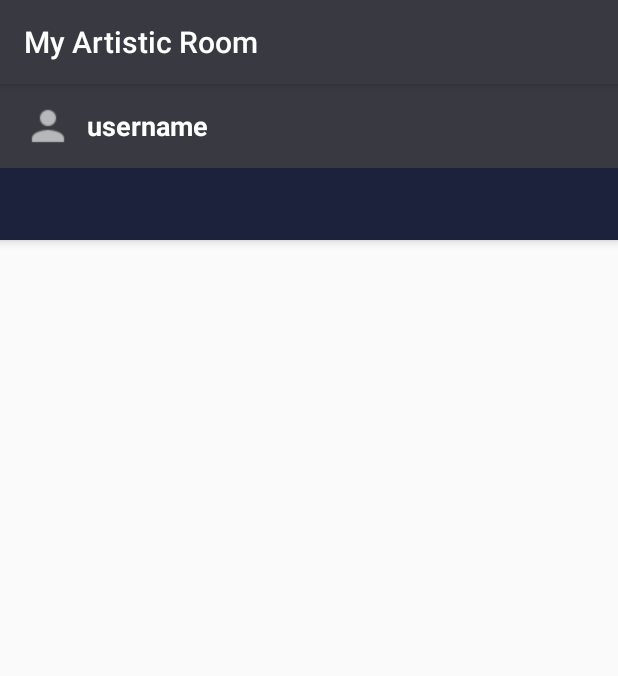
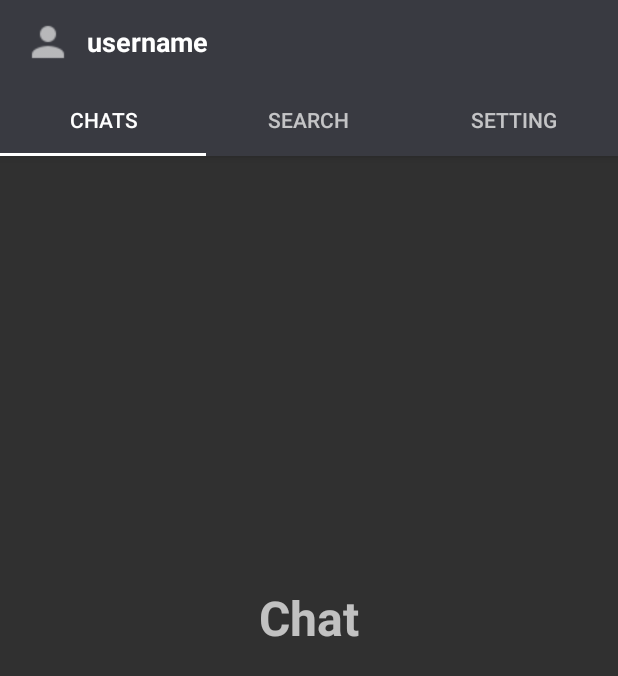
Before and after one commit to akshitverma4/MyArtisticRoom, an Android app: the screen it shows after launch (MainActivity), on a phone screen of 412 x 824 dp. Shown: the top 676 px of the screen. Run offline under Robolectric (Android 15) with nearby library versions, the phone set to English and light mode, and no system bars; our stand-ins replace CircleImageView.

Commit message:
ViewPage_Adapter

```diff
--- a/app/build.gradle
+++ b/app/build.gradle
@@ -48,7 +48,7 @@ dependencies {
     implementation 'com.squareup.picasso:picasso:2.71828'
     implementation 'androidx.cardview:cardview:1.0.0'
     implementation 'com.rengwuxian.materialedittext:library:2.1.4'
-    implementation 'com.squareup.retrofit2:retrofit:2.6.3'
+    implementation 'com.squareup.retrofit2:retrofit:2.8.1'
     implementation 'com.squareup.retrofit2:converter-gson:2.6.3'
 
 }
--- a/app/src/main/java/com/example/myartisticroom/MainActivity.kt
+++ b/app/src/main/java/com/example/myartisticroom/MainActivity.kt
@@ -2,10 +2,71 @@ package com.example.myartisticroom
 
 import androidx.appcompat.app.AppCompatActivity
 import android.os.Bundle
+import android.view.Menu
+import androidx.appcompat.widget.Toolbar
+import androidx.fragment.app.Fragment
+import androidx.fragment.app.FragmentManager
+import androidx.fragment.app.FragmentPagerAdapter
+import androidx.fragment.app.FragmentStatePagerAdapter
+import androidx.viewpager.widget.ViewPager
+import com.example.myartisticroom.fragments.ChatsFragment
+import com.example.myartisticroom.fragments.SearchFragment
+import com.example.myartisticroom.fragments.SettingFragment
+import com.google.android.material.tabs.TabLayout
+import kotlinx.android.synthetic.main.activity_main.*
 
 class MainActivity : AppCompatActivity() {
     override fun onCreate(savedInstanceState: Bundle?) {
         super.onCreate(savedInstanceState)
         setContentView(R.layout.activity_main)
+        setSupportActionBar(toolbar_main)
+
+        val toolbar:Toolbar = findViewById(R.id.toolbar_main)
+        setSupportActionBar(toolbar)
+        supportActionBar!!.title=""
+
+        val viewPager:ViewPager = findViewById(R.id.view_pager)
+        val tabLayout:TabLayout = findViewById(R.id.tab_layout)
+
+        val viewPagerAdapter = ViewPagerAdapter(supportFragmentManager)
+
+        viewPagerAdapter.addFragment(ChatsFragment(),"Chats")
+        viewPagerAdapter.addFragment(SearchFragment(),"Search")
+        viewPagerAdapter.addFragment(SettingFragment(),"Setting")
+
+        viewPager.adapter = viewPagerAdapter
+        tabLayout.setupWithViewPager(viewPager)
+
+    }
+
+    override fun onCreateOptionsMenu(menu: Menu?): Boolean {
+        return super.onCreateOptionsMenu(menu)
+    }
+
+    internal class ViewPagerAdapter(fragmentManager:FragmentManager)
+        : FragmentPagerAdapter(fragmentManager) {
+        private val fragments:ArrayList<Fragment>
+        private val titles:ArrayList<String>
+
+        init {
+            fragments = ArrayList<Fragment>()
+            titles = ArrayList<String>()
+        }
+        override fun getItem(position: Int): Fragment {
+            return fragments[position]
+        }
+
+        override fun getCount(): Int {
+            return fragments.size
+
+        }
+        fun addFragment(fragment: Fragment,title:String){
+            fragments.add(fragment)
+            titles.add(title)
+        }
+
+        override fun getPageTitle(i: Int): CharSequence? {
+            return titles[i]
+        }
     }
 }
--- /dev/null
+++ b/app/src/main/java/com/example/myartisticroom/fragments/ChatsFragment.kt
@@ -0,0 +1,23 @@
+package com.example.myartisticroom.fragments
+
+import android.os.Bundle
+import androidx.fragment.app.Fragment
+import android.view.LayoutInflater
+import android.view.View
+import android.view.ViewGroup
+import com.example.myartisticroom.R
+
+
+class ChatsFragment : Fragment() {
+
+
+    override fun onCreateView(
+        inflater: LayoutInflater, container: ViewGroup?,
+        savedInstanceState: Bundle?
+    ): View? {
+        // Inflate the layout for this fragment
+        return inflater.inflate(R.layout.fragment_chats, container, false)
+    }
+
+
+}
--- /dev/null
+++ b/app/src/main/java/com/example/myartisticroom/fragments/SearchFragment.kt
@@ -0,0 +1,21 @@
+package com.example.myartisticroom.fragments
+
+import android.os.Bundle
+import androidx.fragment.app.Fragment
+import android.view.LayoutInflater
+import android.view.View
+import android.view.ViewGroup
+import com.example.myartisticroom.R
+
+class SearchFragment : Fragment() {
+
+    override fun onCreateView(
+        inflater: LayoutInflater, container: ViewGroup?,
+        savedInstanceState: Bundle?
+    ): View? {
+        // Inflate the layout for this fragment
+        return inflater.inflate(R.layout.fragment_search, container, false)
+    }
+
+
+}
--- /dev/null
+++ b/app/src/main/java/com/example/myartisticroom/fragments/SettingFragment.kt
@@ -0,0 +1,20 @@
+package com.example.myartisticroom.fragments
+
+import android.os.Bundle
+import androidx.fragment.app.Fragment
+import android.view.LayoutInflater
+import android.view.View
+import android.view.ViewGroup
+import com.example.myartisticroom.R
+
+class SettingFragment : Fragment() {
+
+
+    override fun onCreateView(
+        inflater: LayoutInflater, container: ViewGroup?,
+        savedInstanceState: Bundle?
+    ): View? {
+        // Inflate the layout for this fragment
+        return inflater.inflate(R.layout.fragment_setting, container, false)
+    }
+}
--- a/app/src/main/res/layout/activity_main.xml
+++ b/app/src/main/res/layout/activity_main.xml
@@ -1,5 +1,5 @@
 <?xml version="1.0" encoding="utf-8"?>
-<LinearLayout xmlns:android="http://schemas.android.com/apk/res/android"
+<RelativeLayout xmlns:android="http://schemas.android.com/apk/res/android"
     xmlns:app="http://schemas.android.com/apk/res-auto"
     xmlns:tools="http://schemas.android.com/tools"
     android:layout_width="match_parent"
@@ -30,7 +30,7 @@
                 android:id="@+id/user_name"
                 android:layout_width="wrap_content"
                 android:layout_height="wrap_content"
-                android:layout_marginLeft="26dp"
+                android:layout_marginStart="26dp"
                 android:text="@string/username"
                 android:textColor="@android:color/white"
                 android:textSize="18sp"
@@ -40,17 +40,22 @@
         </androidx.appcompat.widget.Toolbar>
 
         <com.google.android.material.tabs.TabLayout
+            android:id="@+id/tab_layout"
             android:layout_width="match_parent"
             android:layout_height="wrap_content"
-            android:background="@color/colorPrimaryDark"
-            app:tabIndicatorColor="@android:color/white"
-            >
+            android:background="@color/colorPrimary"
+            app:tabIndicatorColor="@android:color/white"/>
 
-        </com.google.android.material.tabs.TabLayout>
+
 
     </com.google.android.material.appbar.AppBarLayout>
+
+    <androidx.viewpager.widget.ViewPager
+        android:id="@+id/view_pager"
+        android:layout_width="match_parent"
+        android:layout_height="match_parent"/>
 
     <include layout="@layout/content_main" />
 
 
-</LinearLayout>
+</RelativeLayout>
--- a/app/src/main/res/layout/content_main.xml
+++ b/app/src/main/res/layout/content_main.xml
@@ -1,6 +1,6 @@
 <?xml version="1.0" encoding="utf-8"?>
-<androidx.constraintlayout.widget.ConstraintLayout
+<RelativeLayout
     xmlns:android="http://schemas.android.com/apk/res/android" android:layout_width="match_parent"
     android:layout_height="match_parent">
 
-</androidx.constraintlayout.widget.ConstraintLayout>
+</RelativeLayout>
--- /dev/null
+++ b/app/src/main/res/layout/fragment_chats.xml
@@ -0,0 +1,17 @@
+<?xml version="1.0" encoding="utf-8"?>
+<RelativeLayout xmlns:android="http://schemas.android.com/apk/res/android"
+    xmlns:tools="http://schemas.android.com/tools"
+    android:layout_width="match_parent"
+    android:layout_height="match_parent"
+    tools:context=".fragments.ChatsFragment">
+
+
+    <TextView
+        android:layout_width="match_parent"
+        android:layout_height="match_parent"
+        android:text="Chat"
+        android:textSize="32sp"
+        android:gravity="center"
+        android:textStyle="bold"/>
+
+</RelativeLayout>
--- /dev/null
+++ b/app/src/main/res/layout/fragment_search.xml
@@ -0,0 +1,16 @@
+<?xml version="1.0" encoding="utf-8"?>
+<RelativeLayout xmlns:android="http://schemas.android.com/apk/res/android"
+    xmlns:tools="http://schemas.android.com/tools"
+    android:layout_width="match_parent"
+    android:layout_height="match_parent"
+    tools:context=".fragments.SearchFragment">
+
+    <TextView
+        android:layout_width="match_parent"
+        android:layout_height="match_parent"
+        android:text="Search"
+        android:textSize="32sp"
+        android:gravity="center"
+        android:textStyle="bold"/>
+
+</RelativeLayout>
--- /dev/null
+++ b/app/src/main/res/layout/fragment_setting.xml
@@ -0,0 +1,16 @@
+<?xml version="1.0" encoding="utf-8"?>
+<FrameLayout xmlns:android="http://schemas.android.com/apk/res/android"
+    xmlns:tools="http://schemas.android.com/tools"
+    android:layout_width="match_parent"
+    android:layout_height="match_parent"
+    tools:context=".fragments.SettingFragment">
+
+    <TextView
+        android:layout_width="match_parent"
+        android:layout_height="match_parent"
+        android:text="Setting"
+        android:textSize="32sp"
+        android:gravity="center"
+        android:textStyle="bold"/>
+
+</FrameLayout>
--- a/app/src/main/res/values/styles.xml
+++ b/app/src/main/res/values/styles.xml
@@ -1,6 +1,6 @@
 <resources>
     <!-- Base application theme. -->
-    <style name="AppTheme" parent="Theme.AppCompat.Light.DarkActionBar">
+    <style name="AppTheme" parent="Theme.AppCompat.NoActionBar">
         <!-- Customize your theme here. -->
         <item name="colorPrimary">@color/colorPrimary</item>
         <item name="colorPrimaryDark">@color/colorPrimaryDark</item>
```
